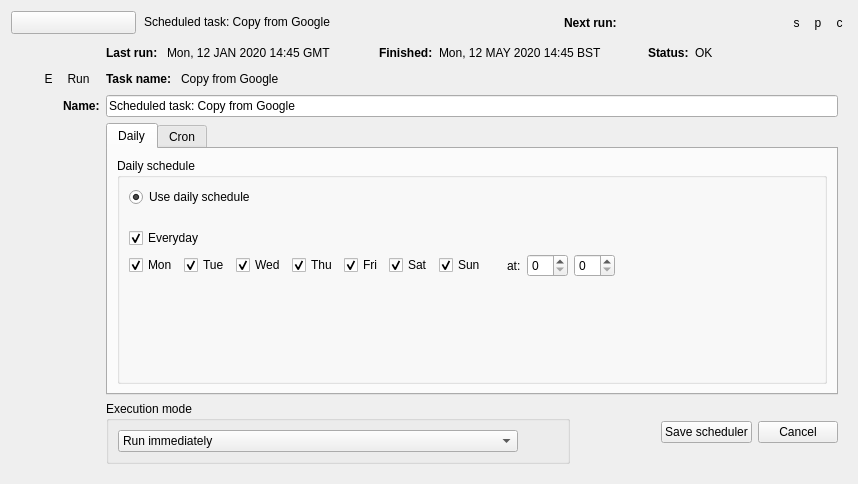
Before: the Qt Designer form src/scheduler_widget.ui in Vman45/RcloneBrowser, drawn with Qt 5.
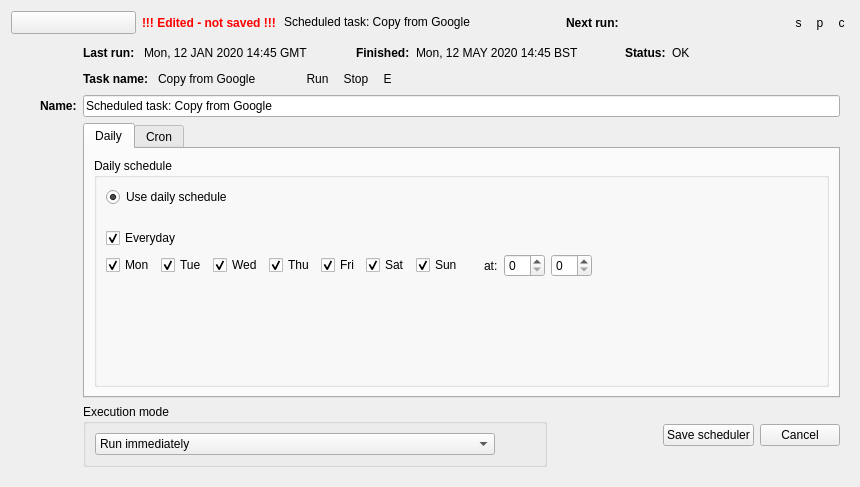
After: the same form once the commit is applied. The open tabs and pages were chosen to show the change. Custom widgets are drawn as their Qt base class.

Diff of the .ui file:
```diff
--- a/src/scheduler_widget.ui
+++ b/src/scheduler_widget.ui
@@ -6,8 +6,8 @@
    <rect>
     <x>0</x>
     <y>0</y>
-    <width>858</width>
-    <height>484</height>
+    <width>860</width>
+    <height>487</height>
    </rect>
   </property>
   <property name="windowTitle">
@@ -51,6 +51,16 @@
         </property>
        </widget>
       </item>
+      <item>
+       <widget class="QLabel" name="saveStatus">
+        <property name="styleSheet">
+         <string notr="true"> QLabel { border: 0; color: red; font-weight: bold;}</string>
+        </property>
+        <property name="text">
+         <string>!!! Edited - not saved !!!</string>
+        </property>
+       </widget>
+      </item>
       <item>
        <widget class="QLineEdit" name="info">
         <property name="sizePolicy">
@@ -116,6 +126,9 @@
         <property name="text">
          <string/>
         </property>
+        <property name="textInteractionFlags">
+         <set>Qt::LinksAccessibleByMouse|Qt::TextSelectableByKeyboard|Qt::TextSelectableByMouse</set>
+        </property>
        </widget>
       </item>
       <item>
@@ -136,6 +149,12 @@
       </item>
       <item>
        <widget class="QToolButton" name="start">
+        <property name="toolTip">
+         <string>Activate scheduler</string>
+        </property>
+        <property name="statusTip">
+         <string>Activate scheduler</string>
+        </property>
         <property name="styleSheet">
          <string notr="true">QToolButton { border: 0; }
 
@@ -154,10 +173,10 @@
       <item>
        <widget class="QToolButton" name="pause">
         <property name="toolTip">
-         <string>Copy rclone command to clipboard</string>
+         <string>Pause scheduler</string>
         </property>
         <property name="statusTip">
-         <string>Copy rclone command to clipboard</string>
+         <string>Pause scheduler</string>
         </property>
         <property name="styleSheet">
          <string notr="true">QToolButton { border: 0; }
@@ -203,29 +222,13 @@
    <item>
     <widget class="QWidget" name="details" native="true">
      <layout class="QGridLayout" name="gridLayout">
-      <item row="1" column="0">
-       <spacer name="horizontalSpacer_5">
-        <property name="orientation">
-         <enum>Qt::Horizontal</enum>
-        </property>
-        <property name="sizeType">
-         <enum>QSizePolicy::Fixed</enum>
-        </property>
-        <property name="sizeHint" stdset="0">
-         <size>
-          <width>20</width>
-          <height>20</height>
-         </size>
-        </property>
-       </spacer>
-      </item>
       <item row="4" column="4">
        <widget class="QTabWidget" name="tabWidget">
         <property name="tabPosition">
          <enum>QTabWidget::North</enum>
         </property>
         <property name="currentIndex">
-         <number>1</number>
+         <number>0</number>
         </property>
         <widget class="QWidget" name="tab">
          <attribute name="title">
@@ -538,16 +541,6 @@
         </widget>
        </widget>
       </item>
-      <item row="3" column="4">
-       <widget class="QLineEdit" name="schedulerName">
-        <property name="text">
-         <string>Scheduled task: Copy from Google</string>
-        </property>
-        <property name="maxLength">
-         <number>100</number>
-        </property>
-       </widget>
-      </item>
       <item row="1" column="4">
        <layout class="QHBoxLayout" name="horizontalLayout_3">
         <item>
@@ -568,13 +561,136 @@
         </item>
         <item>
          <widget class="QLabel" name="taskName">
+          <property name="sizePolicy">
+           <sizepolicy hsizetype="Fixed" vsizetype="Preferred">
+            <horstretch>0</horstretch>
+            <verstretch>0</verstretch>
+           </sizepolicy>
+          </property>
           <property name="text">
            <string>Copy from Google</string>
           </property>
+          <property name="textInteractionFlags">
+           <set>Qt::LinksAccessibleByMouse|Qt::TextSelectableByKeyboard|Qt::TextSelectableByMouse</set>
+          </property>
          </widget>
         </item>
+        <item>
+         <spacer name="horizontalSpacer_12">
+          <property name="orientation">
+           <enum>Qt::Horizontal</enum>
+          </property>
+          <property name="sizeType">
+           <enum>QSizePolicy::Fixed</enum>
+          </property>
+          <property name="sizeHint" stdset="0">
+           <size>
+            <width>40</width>
+            <height>20</height>
+           </size>
+          </property>
+         </spacer>
+        </item>
+        <item>
+         <widget class="QToolButton" name="runTask">
+          <property name="toolTip">
+           <string>Run task now</string>
+          </property>
+          <property name="statusTip">
+           <string>Run task now</string>
+          </property>
+          <property name="styleSheet">
+           <string notr="true">QToolButton { border: 0; }
+
+QToolButton:pressed {
+ border: 4;
+ border-radius: 10px;
+ border-style: inset;
+ border-color: rgba(1, 1, 1, 0);
+}</string>
+          </property>
+          <property name="text">
+           <string>Run</string>
+          </property>
+         </widget>
+        </item>
+        <item>
+         <widget class="QToolButton" name="stopTask">
+          <property name="toolTip">
+           <string>Stop task</string>
+          </property>
+          <property name="statusTip">
+           <string>Stop task</string>
+          </property>
+          <property name="styleSheet">
+           <string notr="true">QToolButton { border: 0; }
+
+QToolButton:pressed {
+ border: 4;
+ border-radius: 10px;
+ border-style: inset;
+ border-color: rgba(1, 1, 1, 0);
+}</string>
+          </property>
+          <property name="text">
+           <string>Stop</string>
+          </property>
+         </widget>
+        </item>
+        <item>
+         <widget class="QToolButton" name="editTask">
+          <property name="toolTip">
+           <string>Edit task</string>
+          </property>
+          <property name="statusTip">
+           <string>Edit task</string>
+          </property>
+          <property name="styleSheet">
+           <string notr="true">QToolButton { border: 0; }
+
+QToolButton:pressed {
+ border: 4;
+ border-radius: 10px;
+ border-style: inset;
+ border-color: rgba(1, 1, 1, 0);
+}</string>
+          </property>
+          <property name="text">
+           <string>E</string>
+          </property>
+         </widget>
+        </item>
+        <item>
+         <spacer name="horizontalSpacer_11">
+          <property name="orientation">
+           <enum>Qt::Horizontal</enum>
+          </property>
+          <property name="sizeHint" stdset="0">
+           <size>
+            <width>40</width>
+            <height>20</height>
+           </size>
+          </property>
+         </spacer>
+        </item>
        </layout>
       </item>
+      <item row="1" column="0">
+       <spacer name="horizontalSpacer_5">
+        <property name="orientation">
+         <enum>Qt::Horizontal</enum>
+        </property>
+        <property name="sizeType">
+         <enum>QSizePolicy::Fixed</enum>
+        </property>
+        <property name="sizeHint" stdset="0">
+         <size>
+          <width>20</width>
+          <height>20</height>
+         </size>
+        </property>
+       </spacer>
+      </item>
       <item row="5" column="4">
        <layout class="QHBoxLayout" name="horizontalLayout_2">
         <item>
@@ -601,11 +717,6 @@
                <string>Add to the queue</string>
               </property>
              </item>
-             <item>
-              <property name="text">
-               <string>Run if no other task running, otherwise add to the queue</string>
-              </property>
-             </item>
             </widget>
            </item>
            <item>
@@ -682,6 +793,9 @@
           <property name="text">
            <string>Mon, 12 JAN 2020 14:45 GMT </string>
           </property>
+          <property name="textInteractionFlags">
+           <set>Qt::LinksAccessibleByMouse|Qt::TextSelectableByKeyboard|Qt::TextSelectableByMouse</set>
+          </property>
          </widget>
         </item>
         <item>
@@ -721,6 +835,9 @@
           <property name="text">
            <string>Mon, 12 MAY 2020 14:45 BST</string>
           </property>
+          <property name="textInteractionFlags">
+           <set>Qt::LinksAccessibleByMouse|Qt::TextSelectableByKeyboard|Qt::TextSelectableByMouse</set>
+          </property>
          </widget>
         </item>
         <item>
@@ -760,6 +877,9 @@
           <property name="text">
            <string>OK</string>
           </property>
+          <property name="textInteractionFlags">
+           <set>Qt::LinksAccessibleByMouse|Qt::TextSelectableByKeyboard|Qt::TextSelectableByMouse</set>
+          </property>
          </widget>
         </item>
         <item>
@@ -777,49 +897,13 @@
         </item>
        </layout>
       </item>
-      <item row="1" column="3">
-       <widget class="QToolButton" name="runTask">
-        <property name="toolTip">
-         <string>Run task now</string>
-        </property>
-        <property name="statusTip">
-         <string>Run task now</string>
-        </property>
-        <property name="styleSheet">
-         <string notr="true">QToolButton { border: 0; }
-
-QToolButton:pressed {
- border: 4;
- border-radius: 10px;
- border-style: inset;
- border-color: rgba(1, 1, 1, 0);
-}</string>
-        </property>
+      <item row="3" column="4">
+       <widget class="QLineEdit" name="schedulerName">
         <property name="text">
-         <string>Run</string>
+         <string>Scheduled task: Copy from Google</string>
         </property>
-       </widget>
-      </item>
-      <item row="1" column="1" alignment="Qt::AlignRight">
-       <widget class="QToolButton" name="editTask">
-        <property name="toolTip">
-         <string>Edit task</string>
-        </property>
-        <property name="statusTip">
-         <string>Edit task</string>
-        </property>
-        <property name="styleSheet">
-         <string notr="true">QToolButton { border: 0; }
-
-QToolButton:pressed {
- border: 4;
- border-radius: 10px;
- border-style: inset;
- border-color: rgba(1, 1, 1, 0);
-}</string>
-        </property>
-        <property name="text">
-         <string>E</string>
+        <property name="maxLength">
+         <number>100</number>
         </property>
        </widget>
       </item>
```
